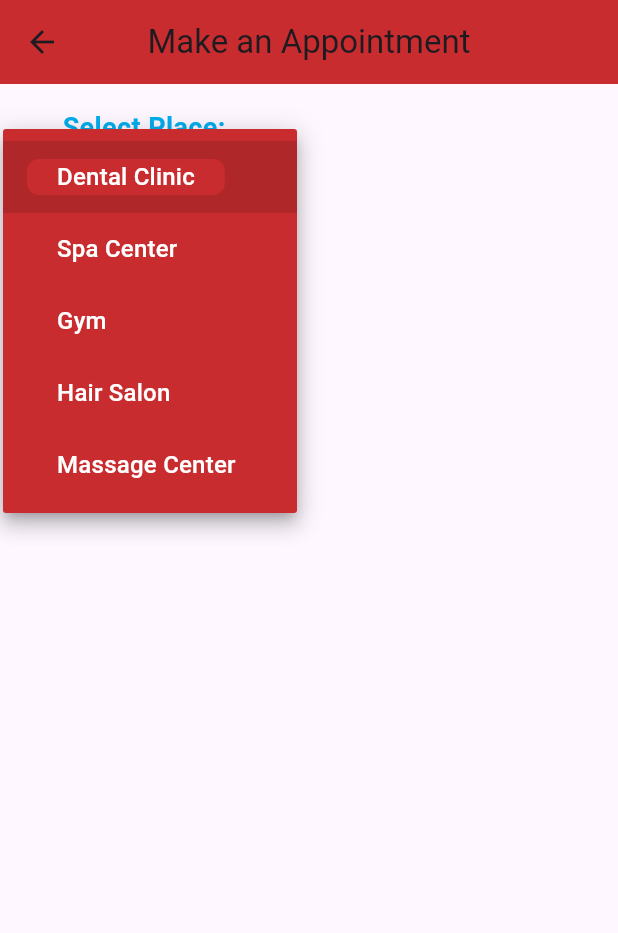
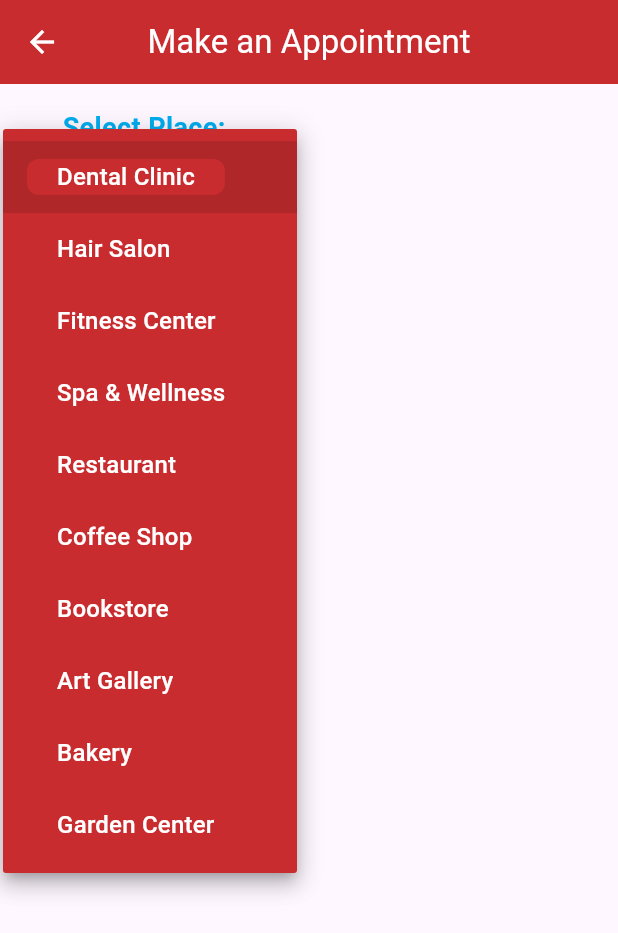
Before and after one commit to omarelhassani12/Appointify, a Flutter app: the MakingAppointmentScreen screen opened directly, after a tap on the "arrow drop down" icon, on a phone screen of 412 x 824 dp. Shown: the top 933 px of the screen. Run offline on Flutter 3.47's test engine with Material 3 defaults, Android fonts, the phone set to English and light mode, and no system bars; our stand-ins replace csc_picker, flutter_map, flutter_time_picker_spinner, fluttertoast, geocoding, geolocator and 2 more; missing offline and left inert: flutter_map_marker_cluster.

Commit message:
fix some update on the categories and categories details

```diff
--- a/lib/views/client/client_making_appointment_screen.dart
+++ b/lib/views/client/client_making_appointment_screen.dart
@@ -20,10 +20,15 @@ class _MakingAppointmentScreenState extends State<MakingAppointmentScreen> {
   String selectedTime = '';
   List<String> places = [
     'Dental Clinic',
-    'Spa Center',
-    'Gym',
     'Hair Salon',
-    'Massage Center',
+    'Fitness Center',
+    'Spa & Wellness',
+    'Restaurant',
+    'Coffee Shop',
+    'Bookstore',
+    'Art Gallery',
+    'Bakery',
+    'Garden Center',
   ];
   List<int> ticketCounts = [1, 2, 3];
   String? selectedPlace;
@@ -95,10 +100,14 @@ class _MakingAppointmentScreenState extends State<MakingAppointmentScreen> {
       onWillPop: _confirmExit,
       child: Scaffold(
         appBar: AppBar(
-          title: const Text('Make an Appointment'),
+          title: const Text(
+            'Make an Appointment',
+            style: TextStyle(color: Colors.white),
+          ),
           centerTitle: true,
           backgroundColor: AppColors.accentClr,
           elevation: 0,
+          iconTheme: const IconThemeData(color: Colors.white),
         ),
         body: SingleChildScrollView(
           child: Container(
@@ -173,7 +182,7 @@ class _MakingAppointmentScreenState extends State<MakingAppointmentScreen> {
                             text: 'Select Ticket Count:',
                           ),
                           Container(
-                            height: 40,
+                            // height: 40,
                             width: 160,
                             decoration: BoxDecoration(
                               color: AppColors.accentClr,
```
